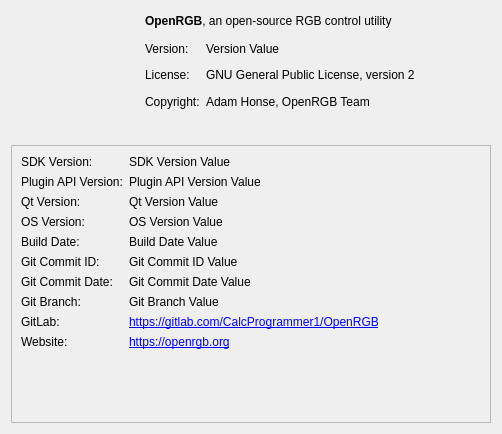
First picture: the form in qt/OpenRGBSoftwareInfoPage/OpenRGBSoftwareInfoPage.ui, repository Emiliopg91/OpenRGB, before the edit.
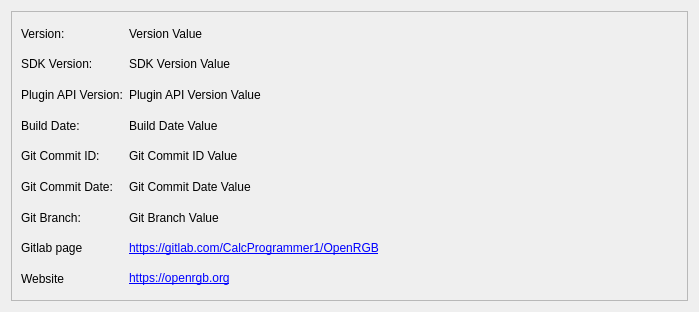
Second picture: the form after the edit. Icons and pictures are not drawn.

Commit message:
Revert "Up to date"
This reverts commit 76eb2e926b516d4ffa88b1df4c9434b480e8b787.

Patch:
```diff
--- a/qt/OpenRGBSoftwareInfoPage/OpenRGBSoftwareInfoPage.ui
+++ b/qt/OpenRGBSoftwareInfoPage/OpenRGBSoftwareInfoPage.ui
@@ -6,8 +6,8 @@
    <rect>
     <x>0</x>
     <y>0</y>
-    <width>502</width>
-    <height>434</height>
+    <width>699</width>
+    <height>312</height>
    </rect>
   </property>
   <property name="windowTitle">
@@ -23,7 +23,7 @@
    <enum>QFrame::Sunken</enum>
   </property>
   <layout class="QGridLayout" name="gridLayout" columnstretch="0">
-   <item row="2" column="0">
+   <item row="0" column="0">
     <widget class="QFrame" name="SoftwareInfoFrame">
      <property name="autoFillBackground">
       <bool>true</bool>
@@ -35,265 +35,150 @@
       <enum>QFrame::Sunken</enum>
      </property>
      <layout class="QGridLayout" name="gridLayout_2" columnstretch="0,1">
-      <item row="6" column="1">
+      <item row="7" column="1">
+       <widget class="QLabel" name="GitlabLinkValue">
+        <property name="text">
+         <string>&lt;a href=&quot;https://gitlab.com/CalcProgrammer1/OpenRGB&quot;&gt;https://gitlab.com/CalcProgrammer1/OpenRGB&lt;/a&gt;</string>
+        </property>
+        <property name="textFormat">
+         <enum>Qt::RichText</enum>
+        </property>
+        <property name="openExternalLinks">
+         <bool>true</bool>
+        </property>
+       </widget>
+      </item>
+      <item row="4" column="1">
+       <widget class="QLabel" name="GitCommitIDValue">
+        <property name="text">
+         <string notr="true">Git Commit ID Value</string>
+        </property>
+        <property name="textInteractionFlags">
+         <set>Qt::TextSelectableByKeyboard|Qt::TextSelectableByMouse</set>
+        </property>
+       </widget>
+      </item>
+      <item row="4" column="0">
+       <widget class="QLabel" name="GitCommitIDLabel">
+        <property name="text">
+         <string>Git Commit ID:</string>
+        </property>
+       </widget>
+      </item>
+      <item row="8" column="1">
+       <widget class="QLabel" name="WebsiteLinkValue">
+        <property name="text">
+         <string>&lt;a href=&quot;https://openrgb.org&quot;&gt;https://openrgb.org&lt;/a&gt;</string>
+        </property>
+        <property name="textFormat">
+         <enum>Qt::RichText</enum>
+        </property>
+        <property name="openExternalLinks">
+         <bool>true</bool>
+        </property>
+       </widget>
+      </item>
+      <item row="7" column="0">
+       <widget class="QLabel" name="GitlabLinkLabel">
+        <property name="text">
+         <string>Gitlab page</string>
+        </property>
+       </widget>
+      </item>
+      <item row="6" column="0">
+       <widget class="QLabel" name="GitBranchLabel">
+        <property name="text">
+         <string>Git Branch:</string>
+        </property>
+       </widget>
+      </item>
+      <item row="3" column="1">
        <widget class="QLabel" name="BuildDateValue">
         <property name="text">
          <string notr="true">Build Date Value</string>
         </property>
        </widget>
       </item>
-      <item row="8" column="1">
+      <item row="6" column="1">
+       <widget class="QLabel" name="GitBranchValue">
+        <property name="text">
+         <string notr="true">Git Branch Value</string>
+        </property>
+       </widget>
+      </item>
+      <item row="8" column="0">
+       <widget class="QLabel" name="WebsiteLinkLabel">
+        <property name="text">
+         <string>Website</string>
+        </property>
+       </widget>
+      </item>
+      <item row="5" column="1">
        <widget class="QLabel" name="GitCommitDateValue">
         <property name="text">
          <string notr="true">Git Commit Date Value</string>
         </property>
        </widget>
       </item>
-      <item row="10" column="1">
-       <widget class="QLabel" name="GitlabLinkValue">
-        <property name="text">
-         <string>&lt;a href=&quot;https://gitlab.com/CalcProgrammer1/OpenRGB&quot;&gt;https://gitlab.com/CalcProgrammer1/OpenRGB&lt;/a&gt;</string>
-        </property>
-        <property name="textFormat">
-         <enum>Qt::RichText</enum>
-        </property>
-        <property name="openExternalLinks">
-         <bool>true</bool>
-        </property>
-       </widget>
-      </item>
-      <item row="2" column="0">
+      <item row="1" column="0">
        <widget class="QLabel" name="SDKVersionLabel">
         <property name="text">
          <string>SDK Version:</string>
         </property>
        </widget>
       </item>
-      <item row="12" column="0">
-       <spacer name="verticalSpacer">
-        <property name="orientation">
-         <enum>Qt::Vertical</enum>
-        </property>
-        <property name="sizeHint" stdset="0">
-         <size>
-          <width>20</width>
-          <height>40</height>
-         </size>
-        </property>
-       </spacer>
-      </item>
-      <item row="11" column="0">
-       <widget class="QLabel" name="WebsiteLinkLabel">
+      <item row="0" column="0">
+       <widget class="QLabel" name="VersionLabel">
         <property name="text">
-         <string>Website:</string>
+         <string>Version:</string>
         </property>
        </widget>
       </item>
-      <item row="6" column="0">
-       <widget class="QLabel" name="BuildDateLabel">
-        <property name="text">
-         <string>Build Date:</string>
-        </property>
-       </widget>
-      </item>
-      <item row="7" column="0">
-       <widget class="QLabel" name="GitCommitIDLabel">
-        <property name="text">
-         <string>Git Commit ID:</string>
-        </property>
-       </widget>
-      </item>
-      <item row="8" column="0">
+      <item row="5" column="0">
        <widget class="QLabel" name="GitCommitDateLabel">
         <property name="text">
          <string>Git Commit Date:</string>
         </property>
        </widget>
       </item>
-      <item row="4" column="1">
-       <widget class="QLabel" name="QtVersionValue">
+      <item row="0" column="1">
+       <widget class="QLabel" name="VersionValue">
         <property name="text">
-         <string>Qt Version Value</string>
-        </property>
-       </widget>
-      </item>
-      <item row="10" column="0">
-       <widget class="QLabel" name="GitlabLinkLabel">
-        <property name="text">
-         <string>GitLab:</string>
-        </property>
-       </widget>
-      </item>
-      <item row="9" column="1">
-       <widget class="QLabel" name="GitBranchValue">
-        <property name="text">
-         <string notr="true">Git Branch Value</string>
-        </property>
-       </widget>
-      </item>
-      <item row="11" column="1">
-       <widget class="QLabel" name="WebsiteLinkValue">
-        <property name="text">
-         <string>&lt;a href=&quot;https://openrgb.org&quot;&gt;https://openrgb.org&lt;/a&gt;</string>
-        </property>
-        <property name="textFormat">
-         <enum>Qt::RichText</enum>
-        </property>
-        <property name="openExternalLinks">
-         <bool>true</bool>
-        </property>
-       </widget>
-      </item>
-      <item row="3" column="1">
-       <widget class="QLabel" name="PluginAPIVersionValue">
-        <property name="text">
-         <string notr="true">Plugin API Version Value</string>
-        </property>
-       </widget>
-      </item>
-      <item row="7" column="1">
-       <widget class="QLabel" name="GitCommitIDValue">
-        <property name="text">
-         <string notr="true">Git Commit ID Value</string>
-        </property>
-        <property name="textInteractionFlags">
-         <set>Qt::TextSelectableByKeyboard|Qt::TextSelectableByMouse</set>
+         <string notr="true">Version Value</string>
         </property>
        </widget>
       </item>
       <item row="3" column="0">
+       <widget class="QLabel" name="BuildDateLabel">
+        <property name="text">
+         <string>Build Date:</string>
+        </property>
+       </widget>
+      </item>
+      <item row="2" column="0">
        <widget class="QLabel" name="PluginAPIVersionLabel">
         <property name="text">
          <string>Plugin API Version:</string>
         </property>
        </widget>
       </item>
-      <item row="9" column="0">
-       <widget class="QLabel" name="GitBranchLabel">
-        <property name="text">
-         <string>Git Branch:</string>
-        </property>
-       </widget>
-      </item>
-      <item row="2" column="1">
+      <item row="1" column="1">
        <widget class="QLabel" name="SDKVersionValue">
         <property name="text">
          <string notr="true">SDK Version Value</string>
         </property>
        </widget>
       </item>
-      <item row="4" column="0">
-       <widget class="QLabel" name="QtVersionLabel">
+      <item row="2" column="1">
+       <widget class="QLabel" name="PluginAPIVersionValue">
         <property name="text">
-         <string>Qt Version:</string>
-        </property>
-       </widget>
-      </item>
-      <item row="5" column="0">
-       <widget class="QLabel" name="OsVersionLabel">
-        <property name="text">
-         <string>OS Version:</string>
-        </property>
-       </widget>
-      </item>
-      <item row="5" column="1">
-       <widget class="QLabel" name="OsVersionValue">
-        <property name="text">
-         <string>OS Version Value</string>
+         <string>Plugin API Version Value</string>
         </property>
        </widget>
       </item>
      </layout>
     </widget>
    </item>
-   <item row="0" column="0">
-    <layout class="QGridLayout" name="gridLayout_3">
-     <item row="1" column="1">
-      <widget class="QLabel" name="VersionLabel">
-       <property name="text">
-        <string>Version:</string>
-       </property>
-      </widget>
-     </item>
-     <item row="2" column="2">
-      <widget class="QLabel" name="LicenseValue">
-       <property name="text">
-        <string>GNU General Public License, version 2</string>
-       </property>
-      </widget>
-     </item>
-     <item row="1" column="2">
-      <widget class="QLabel" name="VersionValue">
-       <property name="text">
-        <string notr="true">Version Value</string>
-       </property>
-      </widget>
-     </item>
-     <item row="2" column="1">
-      <widget class="QLabel" name="LicenseLabel">
-       <property name="text">
-        <string>License:</string>
-       </property>
-      </widget>
-     </item>
-     <item row="0" column="0" rowspan="5">
-      <widget class="QLabel" name="IconLabel">
-       <property name="minimumSize">
-        <size>
-         <width>128</width>
-         <height>128</height>
-        </size>
-       </property>
-       <property name="text">
-        <string/>
-       </property>
-       <property name="pixmap">
-        <pixmap resource="../resources.qrc">:/org.openrgb.OpenRGB.png</pixmap>
-       </property>
-       <property name="scaledContents">
-        <bool>false</bool>
-       </property>
-       <property name="alignment">
-        <set>Qt::AlignCenter</set>
-       </property>
-      </widget>
-     </item>
-     <item row="3" column="1">
-      <widget class="QLabel" name="CopyrightLabel">
-       <property name="text">
-        <string>Copyright:</string>
-       </property>
-      </widget>
-     </item>
-     <item row="3" column="2">
-      <widget class="QLabel" name="CopyrightValue">
-       <property name="text">
-        <string>Adam Honse, OpenRGB Team</string>
-       </property>
-      </widget>
-     </item>
-     <item row="2" column="3">
-      <spacer name="horizontalSpacer">
-       <property name="orientation">
-        <enum>Qt::Horizontal</enum>
-       </property>
-       <property name="sizeHint" stdset="0">
-        <size>
-         <width>40</width>
-         <height>20</height>
-        </size>
-       </property>
-      </spacer>
-     </item>
-     <item row="0" column="1" colspan="3">
-      <widget class="QLabel" name="ProjectDescriptionLabel">
-       <property name="text">
-        <string>&lt;b&gt;OpenRGB&lt;/b&gt;, an open-source RGB control utility</string>
-       </property>
-      </widget>
-     </item>
-    </layout>
-   </item>
   </layout>
  </widget>
  <resources>
```
Left out of the diff: 12 changed lines with no effect on the pictures. The commit also changes 3411 other files.
